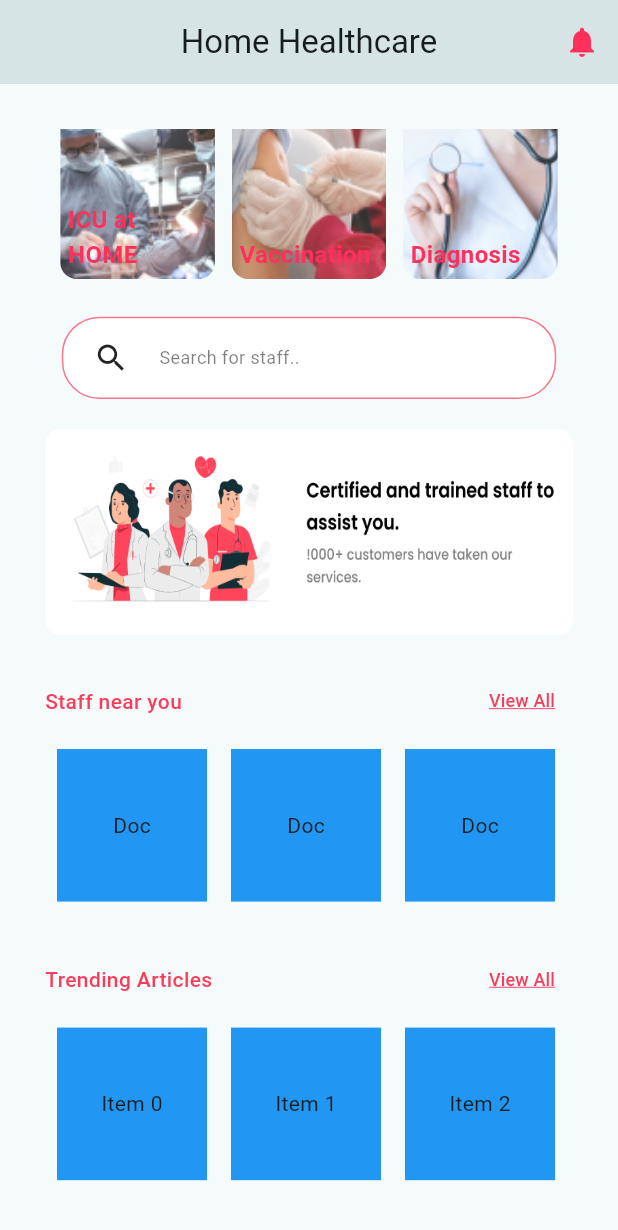
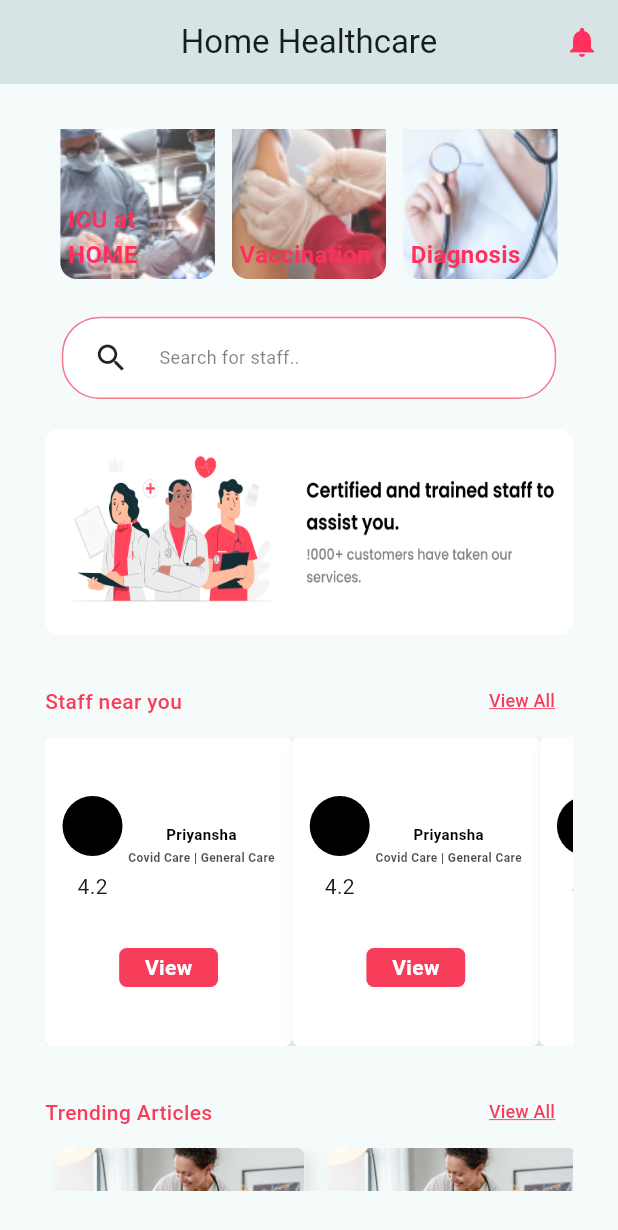
Before and after one commit to PriyangshuJS/HealthCarre_Contri, a Flutter app: the screen it shows after launch, scrolled down 482 dp, on a phone screen of 412 x 824 dp. Shown: the top 1230 px of the screen. Run offline on Flutter 3.47's test engine with Material 2 defaults, Android fonts, the phone set to English and light mode, and no system bars; Roboto replaces fonts that are missing (Poppins).

Commit message:
Screen 1 Moified

```diff
--- a/lib/doc_card.dart
+++ /dev/null
@@ -1,44 +0,0 @@
-import 'package:flutter/material.dart';
-
-class DocCard extends StatelessWidget {
-  const DocCard({super.key});
-
-  @override
-  Widget build(BuildContext context) {
-    return Card(
-      shape: RoundedRectangleBorder(borderRadius: BorderRadius.circular(10)),
-      elevation: 4,
-      child: Column(
-        children: [
-          ListTile(
-            //leading: CircleAvatar(),
-            title: const Text(
-              'Magazine Name',
-              //style: TextStyle(fontSize: 20),
-            ),
-            trailing: const Text(
-              '\$50',
-              //style: TextStyle(fontSize: 20),
-            ),
-            subtitle: Text(
-              "Helo",
-            ),
-          ),
-          Padding(
-            padding: const EdgeInsets.all(15.0),
-            child: TextButton(
-              onPressed: () {},
-              style: TextButton.styleFrom(
-                  backgroundColor: Colors.blue,
-                  minimumSize: Size(MediaQuery.of(context).size.width, 56)),
-              child: const Text(
-                'Add to cart',
-                style: TextStyle(color: Colors.white),
-              ),
-            ),
-          )
-        ],
-      ),
-    );
-  }
-}
--- a/lib/screen/healthhomepage.dart
+++ b/lib/screen/healthhomepage.dart
@@ -1,10 +1,11 @@
 import 'package:flutter/material.dart';
-import 'package:testavizh/doc_card.dart';
-import 'package:testavizh/service_box.dart';
+import 'package:testavizh/widgets/doc_card.dart';
+import 'package:testavizh/widgets/service_box.dart';
+import 'package:testavizh/widgets/articlebox.dart';
 import 'package:testavizh/widgets/searchbar.dart';
 import 'package:testavizh/widgets/viewAll.dart';
 
-import '../option_box.dart';
+import '../widgets/option_box.dart';
 
 class HomeHealthcarePage extends StatelessWidget {
   @override
@@ -77,18 +78,14 @@ class HomeHealthcarePage extends StatelessWidget {
               const SizedBox(height: 20),
               ViewAll(title: "Staff near you"),
               SizedBox(
-                height: MediaQuery.of(context).size.height / 7,
+                height: MediaQuery.of(context).size.height / 4,
+                width: MediaQuery.of(context).size.width,
                 child: ListView.builder(
                   scrollDirection: Axis.horizontal,
                   itemCount: 20,
                   itemBuilder: (BuildContext context, int index) {
-                    return Container(
-                      margin: const EdgeInsets.all(8.0),
-                      width: 100.0,
-                      color: Colors.blue,
-                      child: const Center(
-                        child: Text("Doc"),
-                      ),
+                    return const Center(
+                      child: DocCard(),
                     );
                   },
                 ),
@@ -96,19 +93,12 @@ class HomeHealthcarePage extends StatelessWidget {
               const SizedBox(height: 20),
               ViewAll(title: "Trending Articles"),
               SizedBox(
-                height: MediaQuery.of(context).size.height / 7,
+                height: MediaQuery.of(context).size.height / 4,
                 child: ListView.builder(
                   scrollDirection: Axis.horizontal,
                   itemCount: 20,
                   itemBuilder: (BuildContext context, int index) {
-                    return Container(
-                      margin: const EdgeInsets.all(8.0),
-                      width: 100.0,
-                      color: Colors.blue,
-                      child: Center(
-                        child: Text('Item $index'),
-                      ),
-                    );
+                    return ArticleCard();
                   },
                 ),
               )
--- /dev/null
+++ b/lib/widgets/articlebox.dart
@@ -0,0 +1,72 @@
+import 'package:flutter/material.dart';
+
+class ArticleCard extends StatelessWidget {
+  const ArticleCard({super.key});
+
+  @override
+  Widget build(BuildContext context) {
+    return Padding(
+      padding: const EdgeInsets.symmetric(horizontal: 8),
+      child: Container(
+        height: MediaQuery.of(context).size.height / 4,
+        width: MediaQuery.of(context).size.width / 2.5,
+        decoration: ShapeDecoration(
+          color: Colors.white,
+          shape: RoundedRectangleBorder(borderRadius: BorderRadius.circular(5)),
+          shadows: [
+            BoxShadow(
+              color: Color(0x19000000),
+              blurRadius: 8,
+              offset: Offset(4, 4),
+              spreadRadius: 0,
+            )
+          ],
+        ),
+        child: Column(
+          crossAxisAlignment: CrossAxisAlignment.start,
+          children: [
+            // Image Section (Assuming you have an Image widget)
+            Container(
+              height: MediaQuery.of(context).size.height /
+                  8, // Adjust the height as needed
+              decoration: BoxDecoration(
+                borderRadius: BorderRadius.only(
+                  topLeft: Radius.circular(5),
+                  topRight: Radius.circular(5),
+                ),
+                image: DecorationImage(
+                  image: AssetImage('assets/img1.png'),
+                  fit: BoxFit.cover, // Adjust the BoxFit as needed
+                ),
+              ),
+            ),
+
+            Text(
+              'Short Text',
+              style: TextStyle(
+                fontSize: 14,
+                fontWeight: FontWeight.bold,
+                color: Colors.black,
+              ),
+            ),
+
+            Padding(
+              padding: const EdgeInsets.all(5),
+              child: Text(
+                'Lorem ipsum dolor sit amet, consectetur adipiscing elit. '
+                'Pellentesque ac ligula in urna facilisis feugiat nec nec justo. '
+                'Vivamus ut bibendum eros. Integer euismod lectus vel semper accumsan.',
+                maxLines: 2, // Adjust the maxLines as needed
+                overflow: TextOverflow.ellipsis,
+                style: TextStyle(
+                  fontSize: 12,
+                  color: Colors.black.withOpacity(0.8),
+                ),
+              ),
+            ),
+          ],
+        ),
+      ),
+    );
+  }
+}
--- /dev/null
+++ b/lib/widgets/doc_card.dart
@@ -0,0 +1,104 @@
+import 'package:flutter/material.dart';
+
+class DocCard extends StatelessWidget {
+  const DocCard({Key? key}) : super(key: key);
+
+  @override
+  Widget build(BuildContext context) {
+    final double cardWidth = MediaQuery.of(context).size.width / 2.5;
+
+    return Container(
+      width: cardWidth,
+      decoration: ShapeDecoration(
+        color: Colors.white,
+        shape: RoundedRectangleBorder(borderRadius: BorderRadius.circular(5)),
+        shadows: const [
+          BoxShadow(
+            color: Color(0x19000000),
+            blurRadius: 8,
+            offset: Offset(4, 4),
+            spreadRadius: 0,
+          )
+        ],
+      ),
+      child: Padding(
+        padding: EdgeInsets.symmetric(horizontal: 8.0, vertical: 8.0),
+        child: Column(
+          mainAxisAlignment: MainAxisAlignment.spaceEvenly,
+          children: [
+            const Row(
+              mainAxisAlignment: MainAxisAlignment.spaceEvenly,
+              children: [
+                Column(
+                  children: [
+                    CircleAvatar(
+                      backgroundColor: Colors.black,
+                    ),
+                    SizedBox(height: 10),
+                    Text("4.2"),
+                  ],
+                ),
+                Column(
+                  mainAxisAlignment: MainAxisAlignment.spaceAround,
+                  children: [
+                    Text(
+                      'Priyansha',
+                      style: TextStyle(
+                        color: Colors.black,
+                        fontSize: 10,
+                        fontFamily: 'Poppins',
+                        fontWeight: FontWeight.w600,
+                        height: 0.30,
+                      ),
+                    ),
+                    SizedBox(height: 10),
+                    Opacity(
+                      opacity: 0.70,
+                      child: Text(
+                        'Covid Care | General Care',
+                        style: TextStyle(
+                          color: Colors.black,
+                          fontSize: 8,
+                          fontFamily: 'Poppins',
+                          fontWeight: FontWeight.w600,
+                          height: 0,
+                        ),
+                      ),
+                    )
+                  ],
+                ),
+              ],
+            ),
+            GestureDetector(
+              onTap: () {
+                print('Container Clicked!');
+              },
+              child: Container(
+                width: cardWidth / 2.5, // Adjust the width as needed
+                height: 26,
+                decoration: ShapeDecoration(
+                  color: const Color(0xFFF83D5B),
+                  shape: RoundedRectangleBorder(
+                    borderRadius: BorderRadius.circular(5),
+                  ),
+                ),
+                child: const Center(
+                  child: Text(
+                    'View',
+                    style: TextStyle(
+                      color: Colors.white,
+                      fontSize: 14,
+                      fontFamily: 'Poppins',
+                      fontWeight: FontWeight.w600,
+                      height: 0.15,
+                    ),
+                  ),
+                ),
+              ),
+            )
+          ],
+        ),
+      ),
+    );
+  }
+}
```
Also changed, not shown: lib/widgets/dropdown.dart (renamed from lib/dropdown.dart), lib/widgets/option_box.dart (renamed from lib/option_box.dart), lib/widgets/service_box.dart (renamed from lib/service_box.dart).
